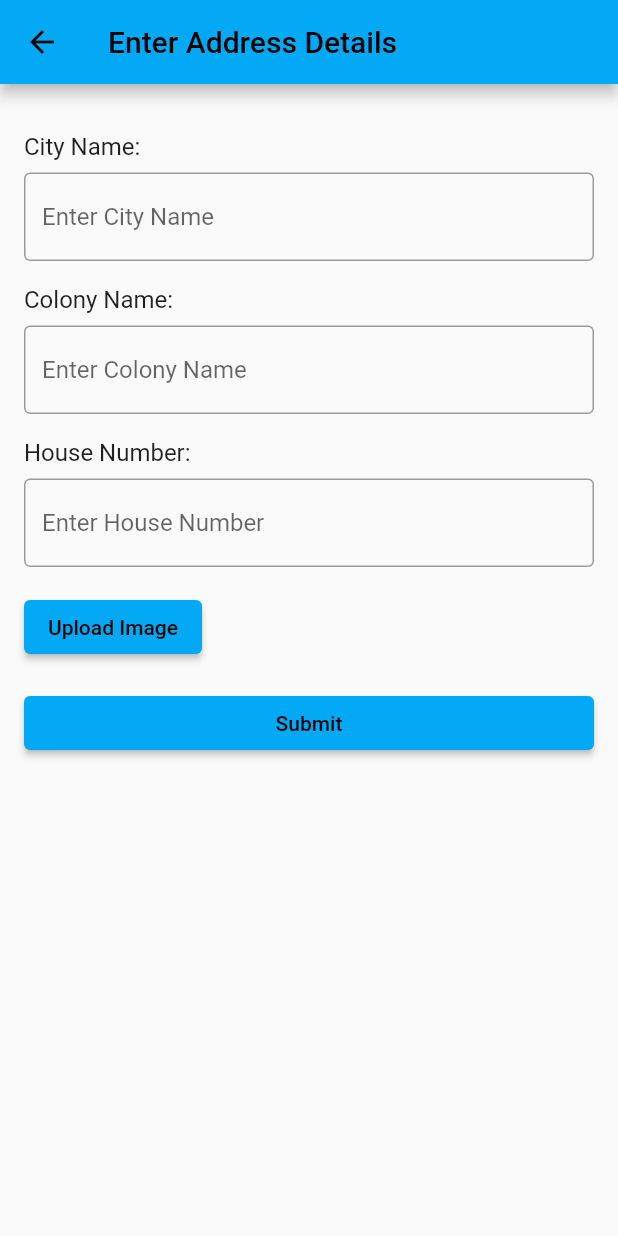
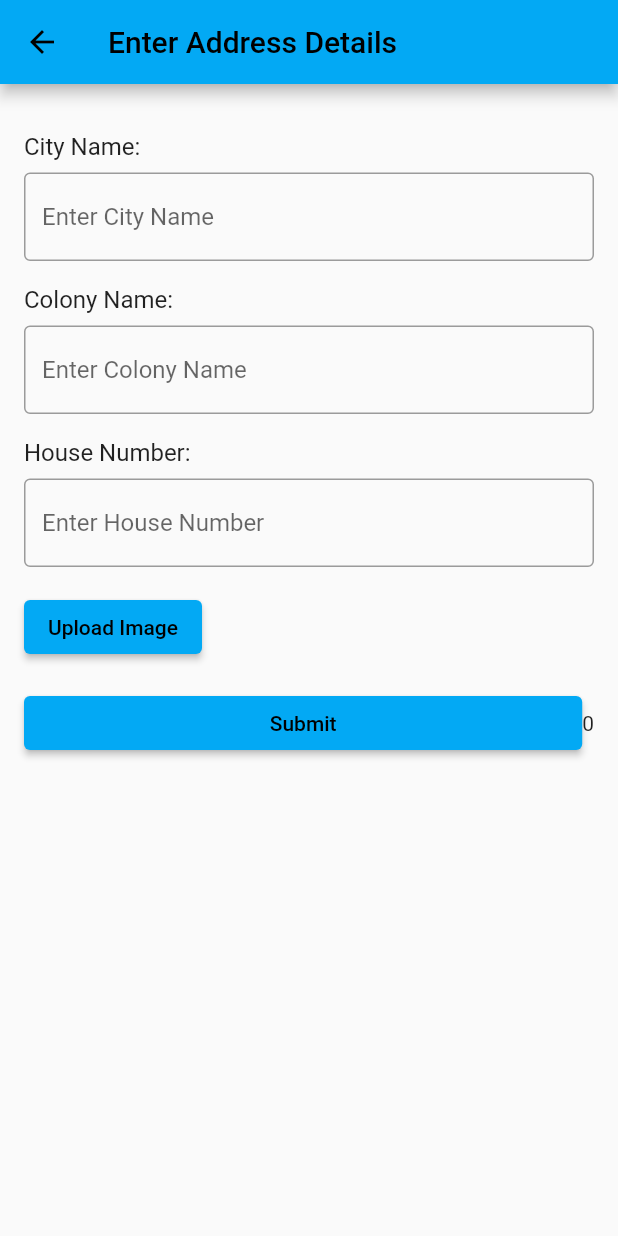
Before and after one commit to Ankit-Dhattarwal/User_homzy, a Flutter app: the ServiceInfo screen opened directly with empty values, after a tap on "Book", on a phone screen of 412 x 824 dp. Run offline on Flutter 3.47's test engine with Material 2 defaults, Android fonts, the phone set to English and light mode, and no system bars; our stand-ins replace carousel_pro.

Commit message:
homzy first

```diff
--- a/lib/main.dart
+++ b/lib/main.dart
@@ -10,6 +10,7 @@ import 'package:final_homzy/small_serice/small_service_small_rapair.dart';
 import 'package:final_homzy/small_serice/small_service_carpenter.dart';
 import 'package:final_homzy/small_serice/face_care.dart';
 import 'package:final_homzy/small_serice/face_care_men.dart';
+import 'package:final_homzy/small_serice/takedata_page.dart';
 
 
 
--- a/lib/small_serice/small_service_page.dart
+++ b/lib/small_serice/small_service_page.dart
@@ -100,7 +100,7 @@ class _ServiceInfoState extends State<ServiceInfo> {
                         // Navigate to a new screen
                         Navigator.push(
                           context,
-                          MaterialPageRoute(builder: (context) => LocationScreen(name: serviceName, price: price,desc: desc,)),
+                          MaterialPageRoute(builder: (context) => LocationScreen(price: widget.price)),
                         );
                       },
                       child:Text('Book', style: TextStyle(fontSize: 20, color: Colors.black),),
--- a/lib/small_serice/takedata_page.dart
+++ b/lib/small_serice/takedata_page.dart
@@ -4,16 +4,9 @@ import 'package:final_homzy/small_serice/small_service_page.dart';
 import 'package:final_homzy/main.dart';
 
 class LocationScreen extends StatefulWidget {
-  final String name;
   final int price;
-  final String desc;
-  const LocationScreen({
-    Key? key,
-    required this.name,
-    required this.price,
-    required this.desc,
-  }) : super(key: key);
 
+  const LocationScreen({Key? key, required this.price}) : super(key: key);
 
   @override
   _LocationScreenState createState() => _LocationScreenState();
@@ -97,6 +90,7 @@ class _LocationScreenState extends State<LocationScreen> {
                     child: Text('Submit'),
                   ),
                 ),
+                Text('${widget.price}'),
               ],
             ),
           ],
```
